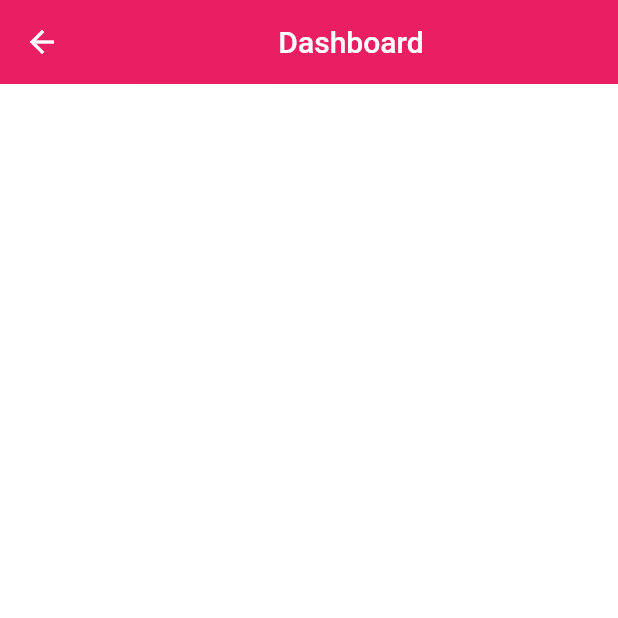
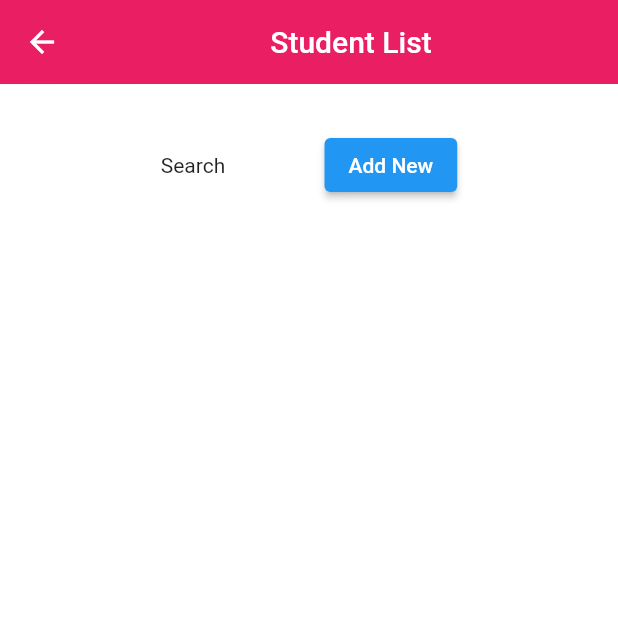
Before and after one commit to 07kamrul/icddr-b, a Flutter app: the Dashboard screen opened directly, on a phone screen of 412 x 824 dp, the top half of it. Run offline on Flutter 3.47's test engine with Material 2 defaults, Android fonts, the phone set to English and light mode, and no system bars; our stand-ins replace sqflite; missing offline and left inert: dart:ffi; accounts and stored records are empty.

Commit message:
expanded added

```diff
--- a/lib/screens/dashboard.dart
+++ b/lib/screens/dashboard.dart
@@ -41,40 +41,6 @@ class _DashboardState extends State<Dashboard> {
             children: [
               const Text("Search")  ,
               add
-            ],
-          ),
-          Column(
-            crossAxisAlignment: CrossAxisAlignment.start,
-            mainAxisAlignment: MainAxisAlignment.spaceAround,
-            children: <Widget>[
-              Row(
-                crossAxisAlignment: CrossAxisAlignment.start,
-                mainAxisAlignment: MainAxisAlignment.spaceAround,
-                children: const [
-                  Text("Name",
-                    style: TextStyle(
-                      color: Colors.black,
-                      fontWeight: FontWeight.w600,
-                      fontSize: 16.0,
-                    ),),
-                  Text("Age", style:
-                  TextStyle(color: Colors.grey),),
-                ],
-              ),
-              Row(
-                crossAxisAlignment: CrossAxisAlignment.start,
-                mainAxisAlignment: MainAxisAlignment.spaceAround,
-                children: const [
-                  Text("Date",
-                    style: TextStyle(
-                      color: Colors.black,
-                      fontWeight: FontWeight.w600,
-                      fontSize: 16.0,
-                    ),),
-                  Text("Sex", style:
-                  TextStyle(color: Colors.grey),),
-                ],
-              ),
             ],
           ),
         ],
@@ -139,30 +105,22 @@ class _DashboardState extends State<Dashboard> {
 
     return Scaffold(
       appBar: AppBar(
-        title: const Center(child: Text("Dashboard")),
+        title: const Center(child: Text("Student List")),
         elevation: .1,
         backgroundColor: Colors.pink,
       ),
-      body: SafeArea(
-        child: FutureBuilder(
-          future: SqliteDatabase().getRecord(),
-          builder: (BuildContext context,
-              AsyncSnapshot<List<Student>> snapshot) {
-            if(snapshot.hasData){
-              return ListView.builder(
-                  itemCount: snapshot.data!.length,
-                  itemBuilder: (context, index){
-                    return _displayCard(snapshot.data![index]);
-                  }
-              );
-            }
-            else{
-              return const Center(
-                child: Text("No data found."),
-              );
-            }
-          },
-        ),
+      body: Column(
+        children: [
+          Expanded(
+            flex: 0,
+              child: search_add
+          ),
+          Expanded(
+            child: SafeArea(
+              child: recycleView,
+            )
+          )
+        ],
       ),
     );
   }
```
